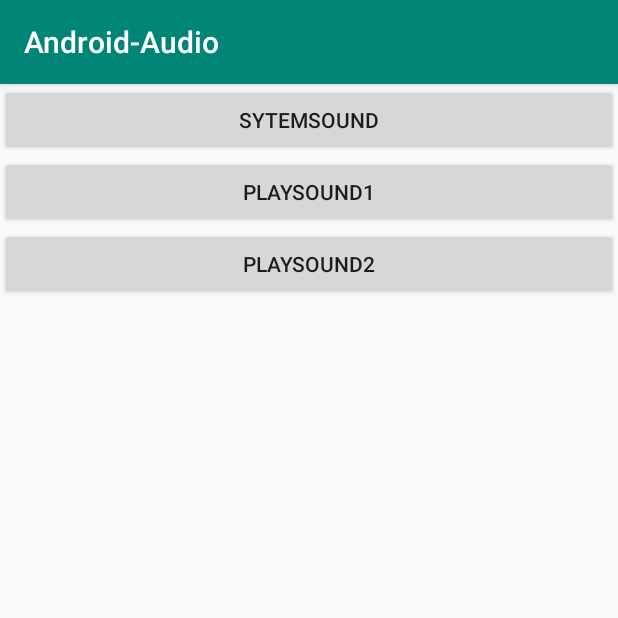
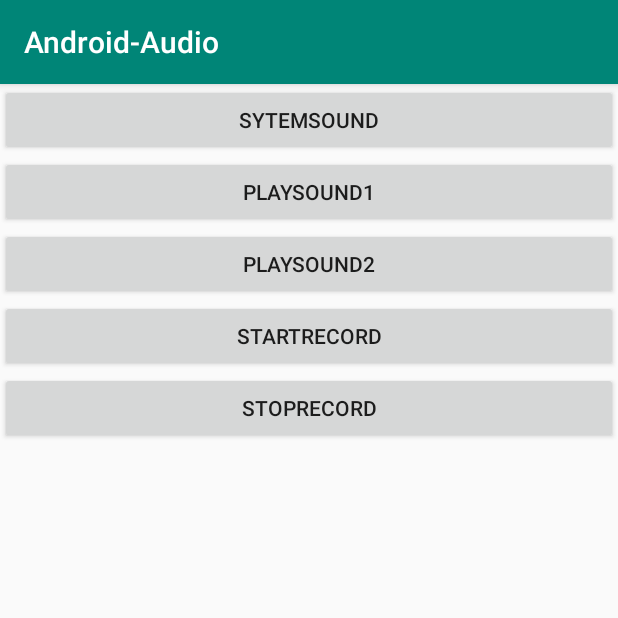
Before and after one commit to MayGrass/Android-Audio, an Android app: the screen it shows after launch (MainActivity), on a phone screen of 412 x 824 dp, the top half of it. Run offline under Robolectric (Android 15) with nearby library versions, the phone set to English and light mode, and no system bars.

Commit message:
按按鈕開始錄音以及停止錄音並儲存在指定的路徑

```diff
--- a/app/src/main/AndroidManifest.xml
+++ b/app/src/main/AndroidManifest.xml
@@ -3,6 +3,7 @@
     package="tw.org.iii.android_audio">
 
     <uses-permission android:name="android.permission.RECORD_AUDIO"/>
+    <uses-permission android:name="android.permission.WRITE_EXTERNAL_STORAGE"/>
     <application
         android:allowBackup="true"
         android:icon="@mipmap/ic_launcher"
--- a/app/src/main/java/tw/org/iii/android_audio/MainActivity.java
+++ b/app/src/main/java/tw/org/iii/android_audio/MainActivity.java
@@ -1,22 +1,60 @@
 package tw.org.iii.android_audio;
 
+import androidx.annotation.Nullable;
 import androidx.appcompat.app.AppCompatActivity;
+import androidx.core.app.ActivityCompat;
+import androidx.core.content.ContextCompat;
 
+import android.Manifest;
 import android.content.Context;
+import android.content.Intent;
+import android.content.pm.PackageManager;
 import android.media.AudioManager;
+import android.media.MediaRecorder;
 import android.media.SoundPool;
+import android.net.Uri;
 import android.os.Bundle;
+import android.os.Environment;
+import android.provider.MediaStore;
+import android.util.Log;
 import android.view.View;
+
+import java.io.File;
 
 public class MainActivity extends AppCompatActivity {
     private AudioManager audioManager;
     private SoundPool soundPool;
     int h1,h2;
+    private File musicDir, sdroot;
+    private MediaRecorder mediaRecorder;
 
     @Override
     protected void onCreate(Bundle savedInstanceState) {
         super.onCreate(savedInstanceState);
         setContentView(R.layout.activity_main);
+
+        if (ContextCompat.checkSelfPermission(this,
+                Manifest.permission.RECORD_AUDIO)
+                != PackageManager.PERMISSION_GRANTED ||
+                ContextCompat.checkSelfPermission(this,
+                        Manifest.permission.WRITE_EXTERNAL_STORAGE)
+                        != PackageManager.PERMISSION_GRANTED) {
+            ActivityCompat.requestPermissions(this,
+                    new String[]{Manifest.permission.RECORD_AUDIO,
+                            Manifest.permission.WRITE_EXTERNAL_STORAGE},
+                    1);
+        }
+        else {
+            init();
+        }
+
+    }
+
+    private void init() {
+
+        //儲存路徑
+        musicDir = Environment.getExternalStoragePublicDirectory(Environment.DIRECTORY_MUSIC);
+        sdroot = Environment.getExternalStorageDirectory();
 
         audioManager = (AudioManager) getSystemService(Context.AUDIO_SERVICE);
         soundPool = new SoundPool(10, AudioManager.STREAM_MUSIC, 5);
@@ -35,4 +73,40 @@ public class MainActivity extends AppCompatActivity {
     public void PlaySound2(View view) {
         soundPool.play(h2, 1f, 1f, 1, 0, 1);
     }
+
+    public void StartRecord(View view) {
+//        Intent intent = new Intent(MediaStore.Audio.Media.RECORD_SOUND_ACTION);
+//        intent.putExtra(MediaStore.EXTRA_OUTPUT, Uri.fromFile(new File(musicDir, "DCH.amr")));
+//        startActivityForResult(intent, 777);
+        try {
+            mediaRecorder = new MediaRecorder();
+            mediaRecorder.setAudioSource(MediaRecorder.AudioSource.MIC);
+            //設定輸出檔案格式
+            mediaRecorder.setOutputFormat(MediaRecorder.OutputFormat.THREE_GPP);
+            //解碼方式
+            mediaRecorder.setAudioEncoder(MediaRecorder.AudioEncoder.DEFAULT);
+            mediaRecorder.setOutputFile(new File(sdroot, "DCH.3gp").getAbsolutePath());
+
+            mediaRecorder.prepare();
+            mediaRecorder.start();
+        } catch (Exception e) {
+
+        }
+    }
+
+    public void StopRecord(View view) {
+        if (mediaRecorder != null) {
+            mediaRecorder.stop();
+            mediaRecorder.reset();
+            mediaRecorder.release();
+        }
+    }
+
+    @Override
+    protected void onActivityResult(int requestCode, int resultCode, @Nullable Intent data) {
+        super.onActivityResult(requestCode, resultCode, data);
+        Log.v("DCH", "OK");
+    }
+
+
 }
--- a/app/src/main/res/layout/activity_main.xml
+++ b/app/src/main/res/layout/activity_main.xml
@@ -26,5 +26,17 @@
         android:text="PlaySound2"
         android:onClick="PlaySound2"
         />
+    <Button
+        android:layout_width="match_parent"
+        android:layout_height="wrap_content"
+        android:text="StartRecord"
+        android:onClick="StartRecord"
+        />
+    <Button
+        android:layout_width="match_parent"
+        android:layout_height="wrap_content"
+        android:text="StopRecord"
+        android:onClick="StopRecord"
+        />
 
 </LinearLayout>
```
